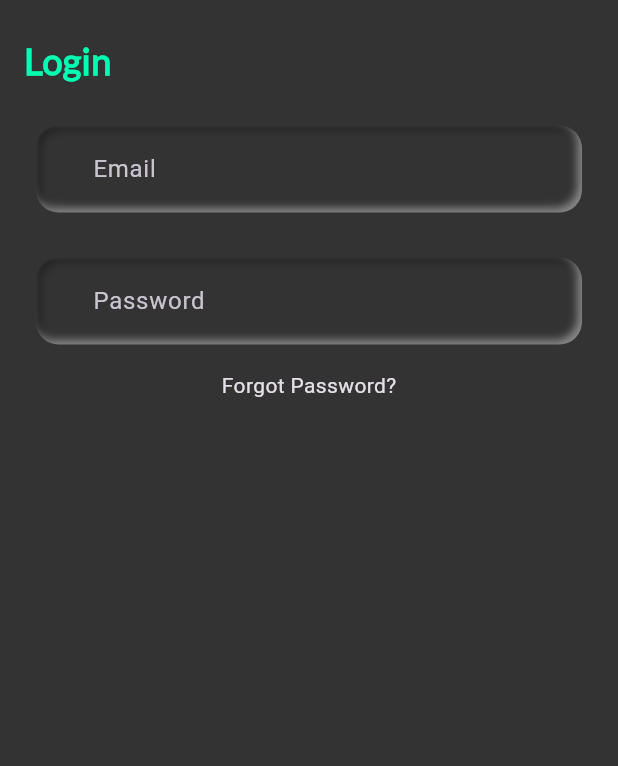
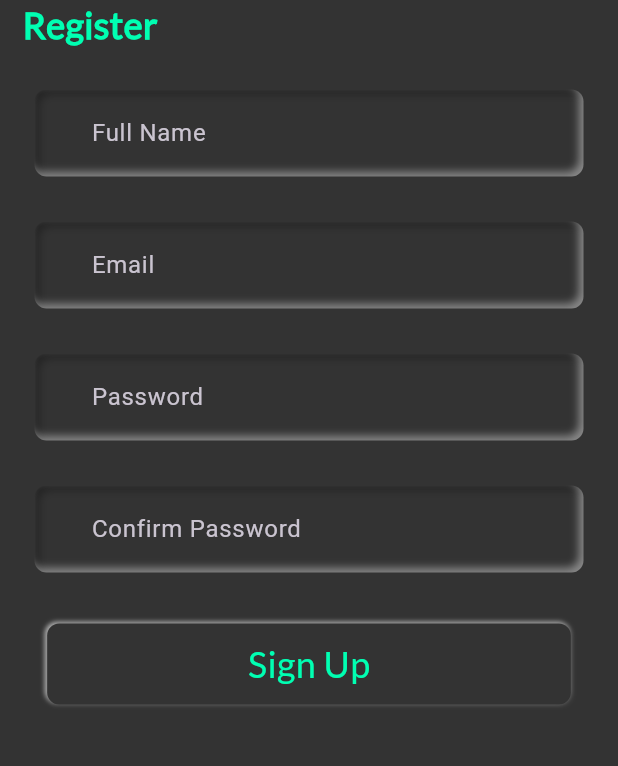
Before and after one commit to thecompletesoftech/alarmclock, a Flutter app: the screen it shows after launch, on a phone screen of 412 x 824 dp, the part 389-1155 px from its top. Run offline on Flutter 3.47's test engine with Material 3 defaults, Android fonts, the phone set to English and light mode, and no system bars; our stand-ins replace flutter_neumorphic_plus; key blocks and very long unbroken strings in the code were emptied for the run.

Commit message:
Signup,buttonwidget,text string file

```diff
--- a/lib/Config/Color.dart
+++ b/lib/Config/Color.dart
@@ -7,5 +7,6 @@ class mycolor {
   var lightBlack = Color(0xFF333333);
   var lighttxtcolor = Color(0xFF53967A);
   var darktxtcolor = Color(0xFF00FFB2);
+  var darkshadow = Color.fromRGBO(67, 67, 67, 0.68);
   var Transparent = Colors.transparent;
 }
--- a/lib/Config/Helper.dart
+++ b/lib/Config/Helper.dart
@@ -4,7 +4,12 @@ nextscreenwithoutback(context, screenname) {
   Navigator.pushReplacement(
       context, MaterialPageRoute(builder: (context) => screenname));
 }
+
 nextscreen(context, screenname) {
   Navigator.pushReplacement(
       context, MaterialPageRoute(builder: (context) => screenname));
 }
+
+buttonradius({r}) {
+  NeumorphicBoxShape.roundRect(BorderRadius.circular(r ?? 15.0));
+}
--- a/lib/Config/Import.dart
+++ b/lib/Config/Import.dart
@@ -7,3 +7,4 @@ export 'package:clockalarm/Config/Helper.dart';
 export 'package:clockalarm/View/Auth/SignIn/SignIn.dart';
 export 'package:flutter_neumorphic_plus/flutter_neumorphic.dart';
 export 'package:clockalarm/Config/TextStyle.dart';
+export 'package:clockalarm/Config/Localstring.dart';
--- /dev/null
+++ b/lib/Config/Localstring.dart
@@ -0,0 +1,6 @@
+const register = 'Register';
+const fullname = 'Full Name';
+const email = 'Email';
+const password = 'Password';
+const confirmpassword = 'Confirm Password';
+const signup = 'Sign Up';
--- /dev/null
+++ b/lib/View/Auth/SignUp/View/SignUp.dart
@@ -0,0 +1,57 @@
+import 'package:clockalarm/Config/Import.dart';
+import 'package:clockalarm/Widgets/ButtonWidget.dart';
+
+class SignUp extends StatelessWidget {
+  const SignUp({super.key});
+
+  @override
+  Widget build(BuildContext context) {
+    return Scaffold(
+      body: SingleChildScrollView(
+        child: Padding(
+          padding: const EdgeInsets.symmetric(horizontal: 15.0),
+          child: Column(
+            children: [
+              Center(child: Image.asset("assets/TivalLogo.png")),
+              Row(
+                children: [
+                  Text(
+                    register,
+                    style: MyTextStyle.Dynamic(
+                        style: MyTextStyle.mw70024,
+                        color: NeumorphicTheme.accentColor(context)),
+                  ),
+                ],
+              ),
+              SizedBox(height: 24),
+              TextBoxwidget(
+                hinttext: fullname,
+                validator: (e) {},
+              ),
+              SizedBox(height: 24),
+              TextBoxwidget(
+                hinttext: email,
+                validator: (e) {},
+              ),
+              SizedBox(height: 24),
+              TextBoxwidget(
+                hinttext: password,
+                validator: (e) {},
+              ),
+              SizedBox(height: 24),
+              TextBoxwidget(
+                hinttext: confirmpassword,
+                validator: (e) {},
+              ),
+              SizedBox(height: 30),
+              Center(
+                child: ButtonWidget(width: 0.76, name: signup),
+              ),
+              SizedBox(height: 24),
+            ],
+          ),
+        ),
+      ),
+    );
+  }
+}
--- a/lib/View/SplashScreen.dart
+++ b/lib/View/SplashScreen.dart
@@ -1,3 +1,5 @@
+import 'package:clockalarm/View/Auth/SignUp/View/SignUp.dart';
+
 import '../Config/Import.dart';
 
 class SplashScreen extends StatefulWidget {
@@ -12,7 +14,7 @@ class _SplashScreenState extends State<SplashScreen> {
     super.initState();
     Timer(
       Duration(seconds: 3),
-      () => nextscreen(context, SignIn()),
+      () => nextscreen(context, SignUp()),
     );
   }
 
--- /dev/null
+++ b/lib/Widgets/ButtonWidget.dart
@@ -0,0 +1,87 @@
+import 'package:clockalarm/Widgets/Textwidget.dart';
+
+import '../Config/Import.dart';
+
+class ButtonWidget extends StatefulWidget {
+  final String name;
+  final Function? onTap;
+  final width;
+  final double height;
+  final style;
+  final colorbtn;
+  final bool active;
+  final double borderRadius;
+  final double elevation;
+  final showarrow;
+  final bordercolor;
+  final txtcolor;
+  final showon;
+
+  final bool loading;
+
+  ButtonWidget(
+      {Key? key,
+      required this.name,
+      this.onTap,
+      this.width = 0.9,
+      this.style,
+      this.colorbtn = Colors.transparent,
+      this.active = false,
+      this.borderRadius = 10,
+      this.height = 50,
+      this.elevation = 0,
+      this.bordercolor,
+      this.showon = true,
+      this.loading = false,
+      this.txtcolor,
+      this.showarrow = false})
+      : super(key: key);
+  @override
+  State<ButtonWidget> createState() => _ButtonWidgetState();
+}
+
+class _ButtonWidgetState extends State<ButtonWidget> {
+  @override
+  Widget build(BuildContext context) {
+    var size = MediaQuery.of(context).size;
+    return Neumorphic(
+      style: NeumorphicStyle(
+        shape: NeumorphicShape.flat,
+        shadowDarkColor: mycolor().darkshadow,
+        depth: 2.0,
+        boxShape: buttonradius(r: 20.0),
+      ),
+      padding: EdgeInsets.symmetric(vertical: 2, horizontal: 18),
+      child: Container(
+        width: size.width * widget.width,
+        height: widget.height,
+        child: InkWell(
+          onTap: () {
+            widget.onTap!();
+          },
+          child: Container(
+            child: widget.loading
+                ? Center(
+                    child: CircularProgressIndicator(
+                    color: NeumorphicTheme.accentColor(context),
+                  ))
+                : Row(
+                    mainAxisAlignment: MainAxisAlignment.center,
+                    children: [
+                      Center(
+                        child: Textwidget().text(
+                            widget.name,
+                            MyTextStyle.Dynamic(
+                              style: MyTextStyle.mw40024,
+                              color: widget.txtcolor ??
+                                  NeumorphicTheme.accentColor(context),
+                            )),
+                      ),
+                    ],
+                  ),
+          ),
+        ),
+      ),
+    );
+  }
+}
--- a/lib/Widgets/TextBoxwidget.dart
+++ b/lib/Widgets/TextBoxwidget.dart
@@ -1,4 +1,4 @@
-import 'package:clockalarm/Config/Import.dart';
+import '../Config/Import.dart';
 
 class TextBoxwidget extends StatefulWidget {
   final labeltxt;
@@ -94,7 +94,7 @@ class _TextBoxwidgetState extends State<TextBoxwidget> {
       margin: EdgeInsets.only(left: 8, right: 8, top: 2, bottom: 4),
       style: NeumorphicStyle(
         depth: NeumorphicTheme.embossDepth(context),
-        boxShape: NeumorphicBoxShape.roundRect(BorderRadius.circular(15.0)),
+        boxShape: buttonradius(),
       ),
       padding: EdgeInsets.symmetric(vertical: 2, horizontal: 18),
       child: TextFormField(
--- /dev/null
+++ b/lib/Widgets/Textwidget.dart
@@ -0,0 +1,44 @@
+import '../Config/Import.dart';
+
+class Textwidget {
+  Widget text(text, style, [align, overflow, maxline = 6, softwrap = true]) {
+    return Container(
+        child: Text(
+      text,
+      style: style,
+      textAlign: align,
+      softWrap: softwrap,
+      maxLines: maxline,
+      overflow: overflow,
+    ));
+  }
+
+  Widget Button(text) {
+    return Container(
+        child: Text(
+      text,
+    ));
+  }
+
+  Widget image(
+    type,
+    image_path, [
+    double? height,
+    double? width,
+  ]) {
+    return type == 'asset'
+        ? Container(
+            child: Image(
+            image: AssetImage(
+              image_path,
+            ),
+            height: height,
+            width: width,
+          ))
+        : Container(
+            child: Image(
+              image: NetworkImage(image_path),
+            ),
+          );
+  }
+}
```
